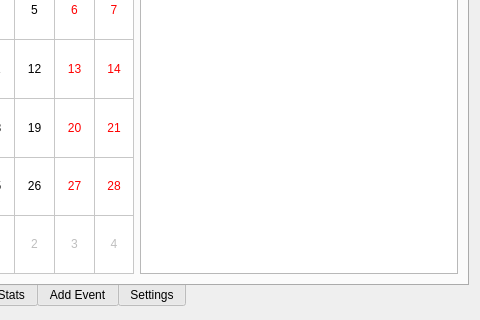
Old version of the form Calendar/mainwindowtabbed.ui in the repository oscarl1127/CSUSM_CS441_Project; both pictures show x 207 to 687 and y 182 to 502 of the 687 by 502 pixel window.
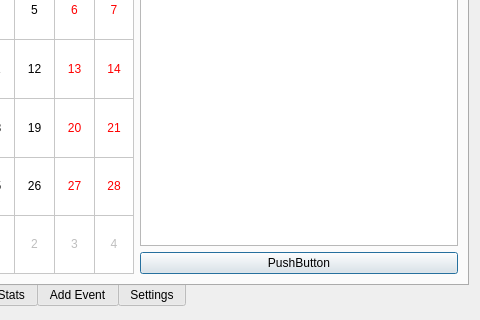
New version of the form.

```diff
--- a/Calendar/mainwindowtabbed.ui
+++ b/Calendar/mainwindowtabbed.ui
@@ -19,7 +19,7 @@
   <property name="modal">
    <bool>false</bool>
   </property>
-  <layout class="QVBoxLayout" name="verticalLayout_3">
+  <layout class="QHBoxLayout" name="horizontalLayout_4">
    <item>
     <widget class="QTabWidget" name="tabWidget">
      <property name="mouseTracking">
@@ -65,7 +65,9 @@
       <attribute name="title">
        <string>Overview</string>
       </attribute>
-      <layout class="QHBoxLayout" name="horizontalLayout_2">
+      <layout class="QVBoxLayout" name="verticalLayout_3">
+       <item>
+        <layout class="QHBoxLayout" name="horizontalLayout_3">
        <item>
         <widget class="QCalendarWidget" name="calendarWidget">
          <property name="mouseTracking">
@@ -77,8 +79,21 @@
         </widget>
        </item>
        <item>
+          <layout class="QVBoxLayout" name="verticalLayout">
+           <item>
         <widget class="QListWidget" name="List_Text_Box"/>
        </item>
+           <item>
+            <widget class="QPushButton" name="pushButton">
+             <property name="text">
+              <string>PushButton</string>
+             </property>
+            </widget>
+           </item>
+          </layout>
+         </item>
+        </layout>
+       </item>
       </layout>
      </widget>
      <widget class="QWidget" name="TodoListsTab">
```
Left out of the diff: 19 changed lines with no effect on the pictures. Lines whose indentation alone changed are shown as unchanged.
